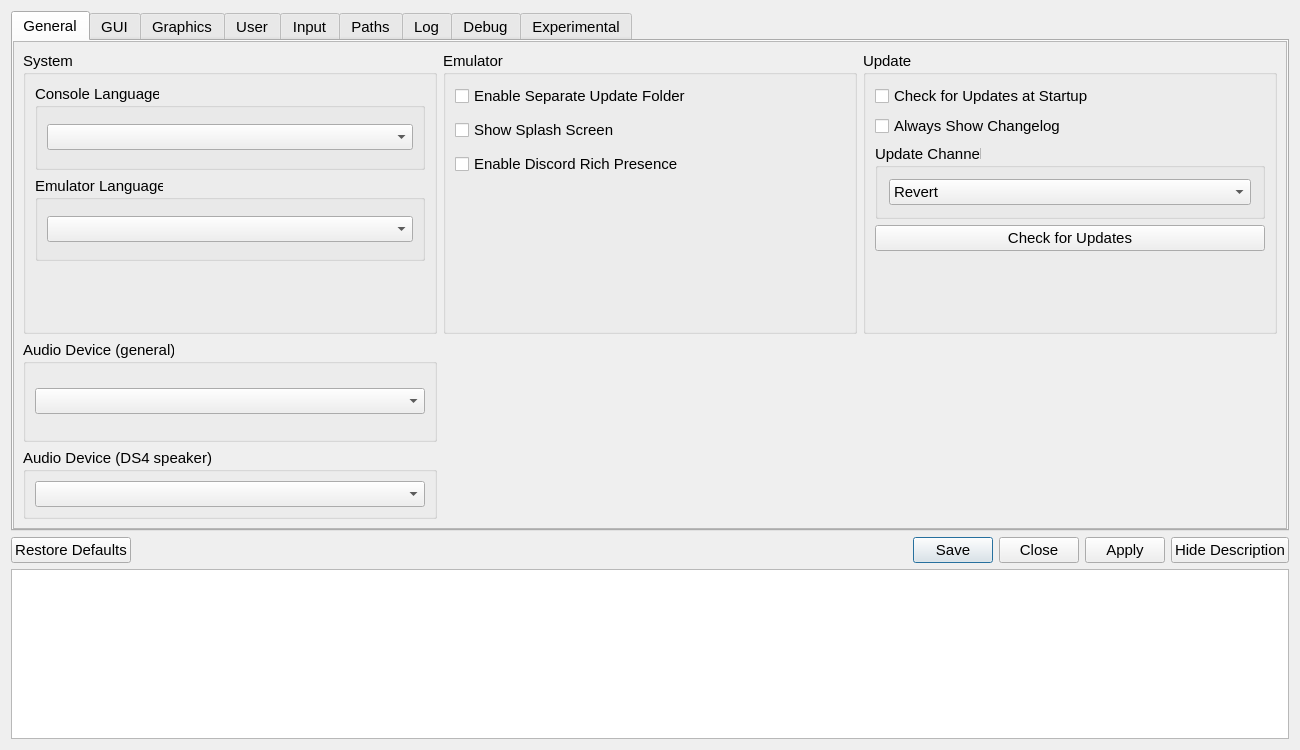
First picture: the form in src/qt_gui/settings_dialog.ui, repository diegolix29/shadPS4, before the edit.
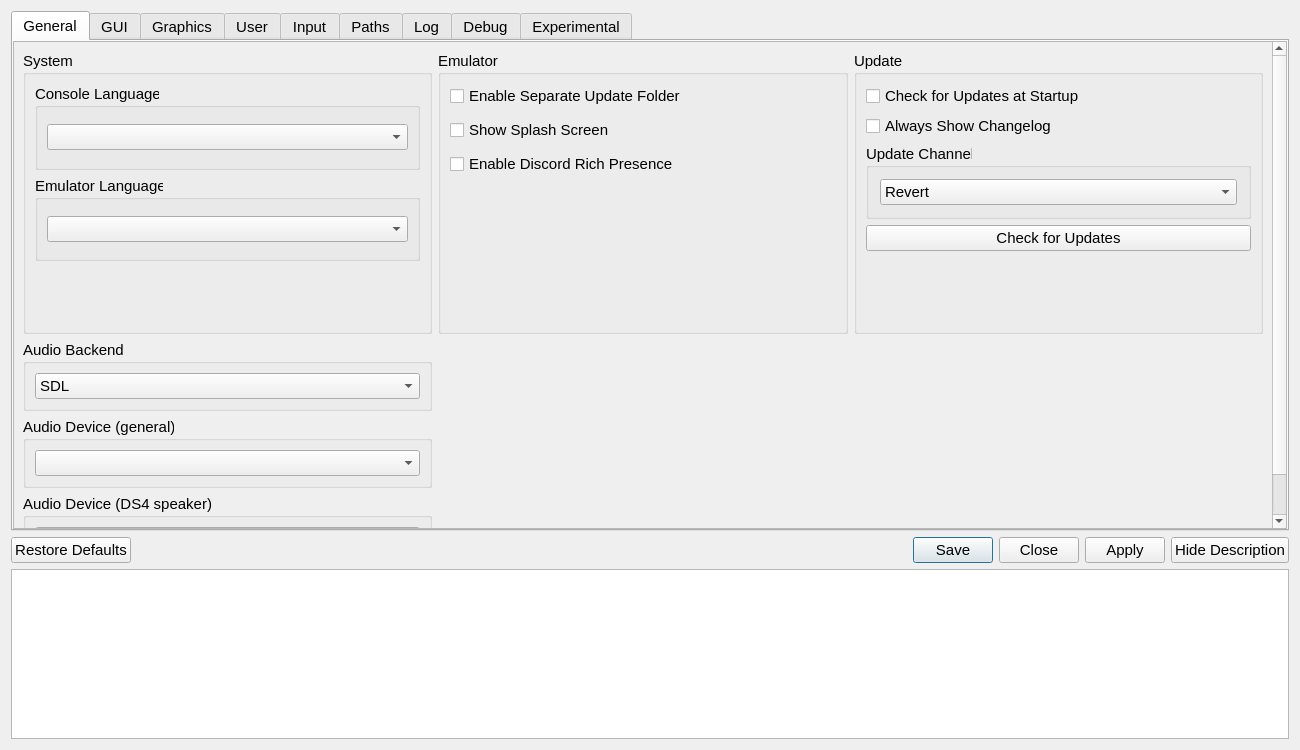
Second picture: the form after the edit. The open tabs and pages were chosen to show the change. Icons and pictures are not drawn.

The edit to the form file:
```diff
--- a/src/qt_gui/settings_dialog.ui
+++ b/src/qt_gui/settings_dialog.ui
@@ -463,6 +463,29 @@
 											</layout>
 										</item>
 										<item row="1" column="0">
+											<widget class="QGroupBox" name="AudioBackendGroupBox">
+												<property name="title">
+													<string>Audio Backend</string>
+												</property>
+												<layout class="QVBoxLayout" name="verticalLayout_82">
+													<item>
+														<widget class="QComboBox" name="AudioBackendComboBox">
+															<item>
+																<property name="text">
+																	<string>SDL</string>
+																</property>
+															</item>
+															<item>
+																<property name="text">
+																	<string>OpenAL</string>
+																</property>
+															</item>
+														</widget>
+													</item>
+												</layout>
+											</widget>
+										</item>
+										<item row="2" column="0">
 											<widget class="QGroupBox" name="GenAudioGroupBox">
 												<property name="title">
 													<string>Audio Device (general)</string>
@@ -474,7 +497,7 @@
 												</layout>
 											</widget>
 										</item>
-										<item row="2" column="0">
+										<item row="3" column="0">
 											<widget class="QGroupBox" name="DsSpeakerGroupBox">
 												<property name="title">
 													<string>Audio Device (DS4 speaker)</string>
```
